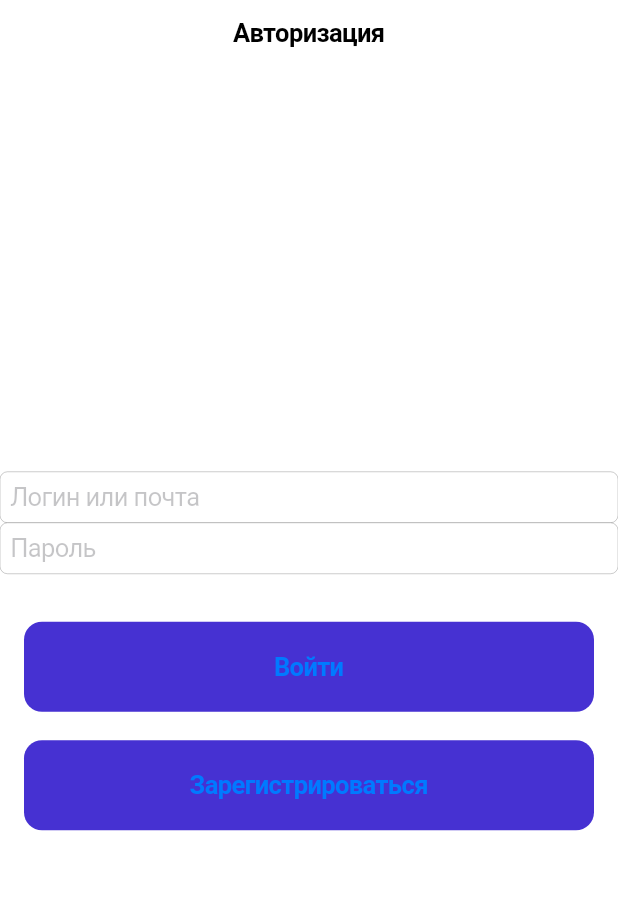
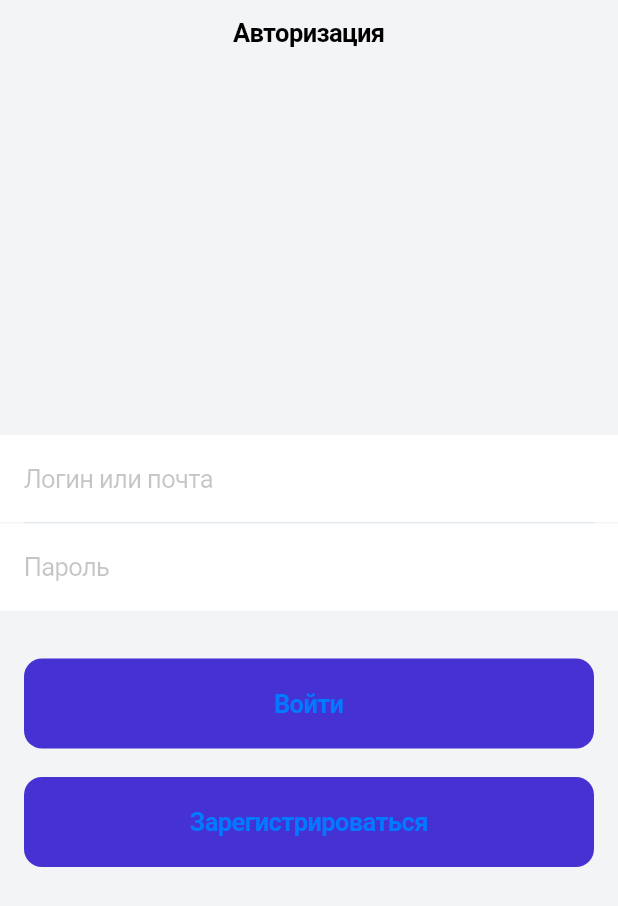
Before and after one commit to dev-lifedevelop/first_project, a Flutter app: the screen it shows after launch, on a phone screen of 412 x 824 dp. Shown: the top 906 px of the screen. Run offline on Flutter 3.47's test engine with Material 2 defaults, Android fonts, the phone set to English and light mode, and no system bars.

Commit message:
finalized auth screen

```diff
--- a/lib/src/screens/auth/auth_screen.dart
+++ b/lib/src/screens/auth/auth_screen.dart
@@ -6,7 +6,10 @@ class AuthScreen extends StatelessWidget {
   @override
   Widget build(BuildContext context) {
     return CupertinoPageScaffold(
+      backgroundColor: Color(0xffF3F4F6),
       navigationBar: CupertinoNavigationBar(
+        backgroundColor: CupertinoColors.white,
+        border: Border(),
         middle: Text('Авторизация'),
       ),
       child: SafeArea(
@@ -16,9 +19,22 @@ class AuthScreen extends StatelessWidget {
           children: [
             CupertinoTextField(
               placeholder: 'Логин или почта',
+              decoration: BoxDecoration(
+                color: CupertinoColors.white,
+              ),
+              padding: const EdgeInsets.symmetric(vertical: 19, horizontal: 16),
+            ),
+            Container(
+              height: 1,
+              color: Color(0xFFE0E6ED),
+              margin: const EdgeInsets.symmetric(horizontal: 16),
             ),
             CupertinoTextField(
               placeholder: 'Пароль',
+              decoration: BoxDecoration(
+                color: CupertinoColors.white,
+              ),
+              padding: const EdgeInsets.symmetric(vertical: 19, horizontal: 16),
             ),
             SizedBox(
               height: 32,
```
